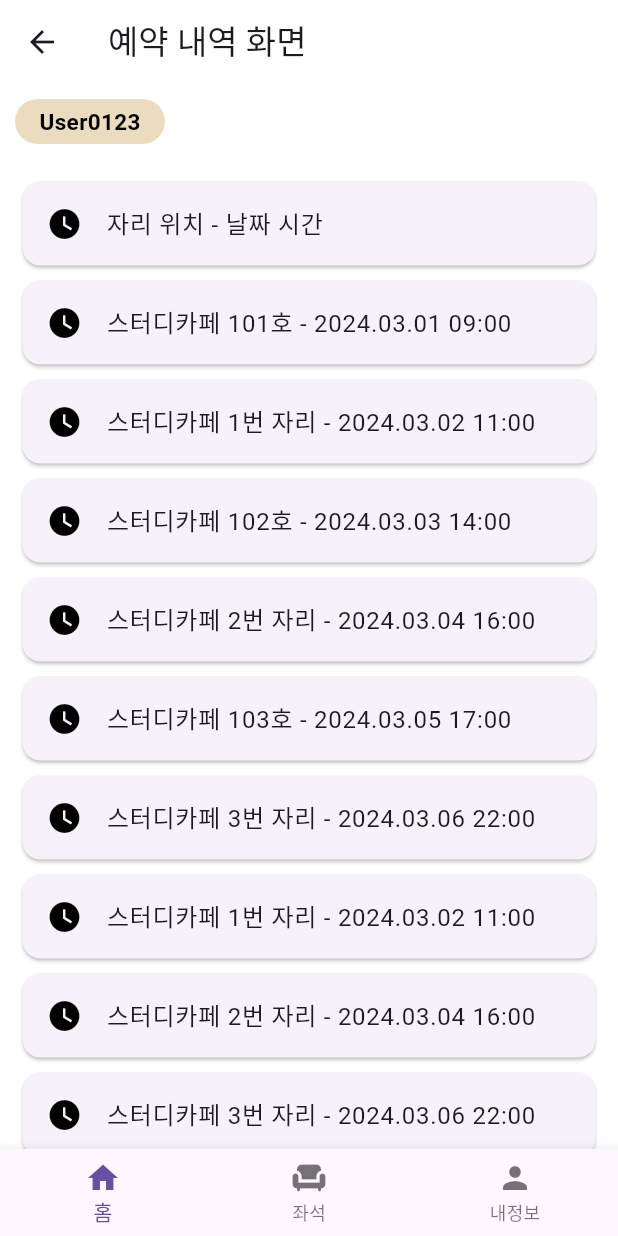
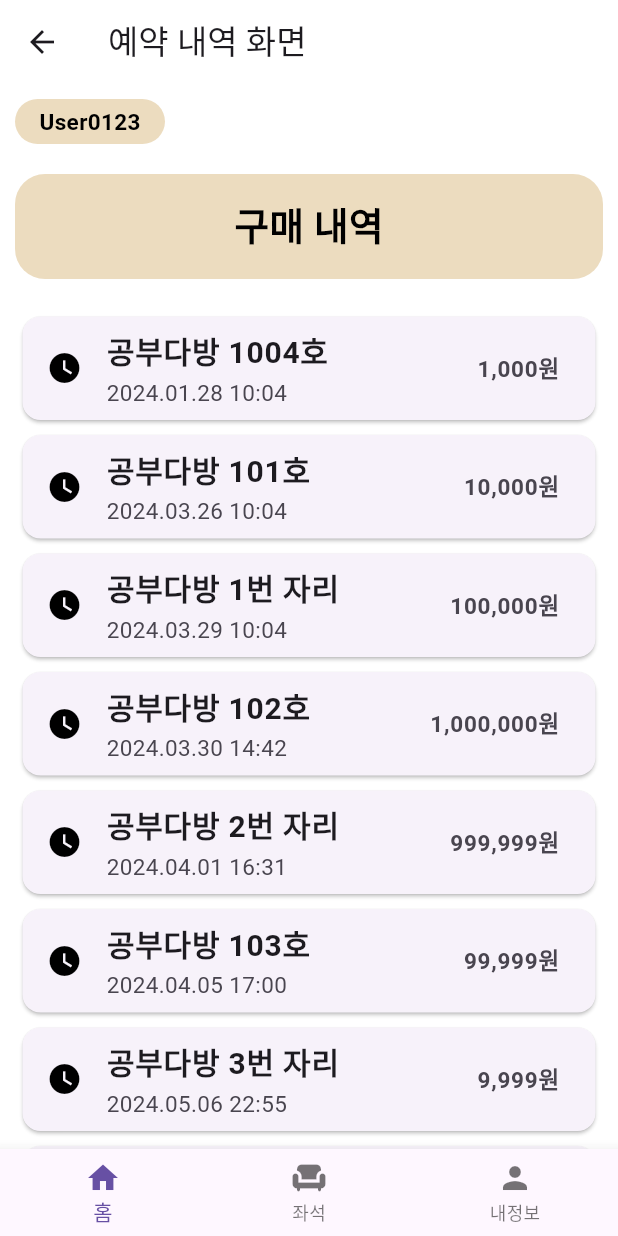
Before and after one commit to APP-iOS7/study_cafe-P6, a Flutter app: the ReservationhistoryScreen screen opened directly, on a phone screen of 412 x 824 dp. Run offline on Flutter 3.47's test engine with Material 3 defaults, Android fonts, the phone set to English and light mode, and no system bars; our stand-ins replace cloud_firestore, firebase_auth, firebase_core, get; accounts and stored records are empty.

Commit message:
구매 내역 리스트 뷰 추가 및 오류 수정 진행 중

```diff
--- a/study_cafe_p6/lib/Screen/reservationhistory_screen.dart
+++ b/study_cafe_p6/lib/Screen/reservationhistory_screen.dart
@@ -12,21 +12,57 @@ class ReservationhistoryScreen extends StatefulWidget {
 class _ReservationhistoryScreenState extends State<ReservationhistoryScreen> {
   int selectIndex = 0;
 
-  //예약 내역 (더미데이터)
-  final List<String> reservationData = [
-    '자리 위치 - 날짜 시간',
-    '스터디카페 101호 - 2024.03.01 09:00',
-    '스터디카페 1번 자리 - 2024.03.02 11:00',
-    '스터디카페 102호 - 2024.03.03 14:00',
-    '스터디카페 2번 자리 - 2024.03.04 16:00',
-    '스터디카페 103호 - 2024.03.05 17:00',
-    '스터디카페 3번 자리 - 2024.03.06 22:00',
-    '스터디카페 1번 자리 - 2024.03.02 11:00',
-    '스터디카페 2번 자리 - 2024.03.04 16:00',
-    '스터디카페 3번 자리 - 2024.03.06 22:00',
-    '스터디카페 1번 자리 - 2024.03.02 11:00',
-    '스터디카페 2번 자리 - 2024.03.04 16:00',
-    '스터디카페 3번 자리 - 2024.03.06 22:00',
+  /*
+  final String reservationId;
+  final String serviceName;       // 서비스 / 상품명
+  final int amount;               // 결제 금액
+  final String customerName;      // 예약자 이름
+  final String customerEmail;     // 예약자 이메일
+  final DateTime reservationDate; // 예약 날짜
+  final String additionalInfo;    // 추가 정보
+  */
+
+  //예약 내역 (테스트 데이터)
+  //자리
+  final List<String> testreservationData = [
+    '공부다방 1004호',
+    '공부다방 101호',
+    '공부다방 1번 자리',
+    '공부다방 102호',
+    '공부다방 2번 자리',
+    '공부다방 103호',
+    '공부다방 3번 자리',
+    '공부다방 11번 자리',
+    '공부다방 2번 자리',
+    '공부다방 6번 자리',
+  ];
+
+  //날짜, 시간
+  final List<String> testdateData = [
+    '2024.01.28 10:04',
+    '2024.03.26 10:04',
+    '2024.03.29 10:04',
+    '2024.03.30 14:42',
+    '2024.04.01 16:31',
+    '2024.04.05 17:00',
+    '2024.05.06 22:55',
+    '2024.06.02 11:01',
+    '2024.07.04 16:07',
+    '2024.12.06 22:16',
+  ];
+
+  //결제 금액
+  final List<String> testpayData = [
+    '1,000원',
+    '10,000원',
+    '100,000원',
+    '1,000,000원',
+    '999,999원',
+    '99,999원',
+    '9,999원',
+    '999원',
+    '99원',
+    '0원',
   ];
 
   void onTap(int index) {
@@ -60,7 +96,7 @@ class _ReservationhistoryScreenState extends State<ReservationhistoryScreen> {
               children: [
                 GestureDetector(
                   onTap: () {
-                    print("[D]비밀번호 변경");
+                    // print("[D]비밀번호 변경");
                     // Get.to(() => ReservationhistoryScreen());
                   },
                   child: Padding(
@@ -92,13 +128,43 @@ class _ReservationhistoryScreenState extends State<ReservationhistoryScreen> {
               ],
             ),
 
+            GestureDetector(
+              onTap: () {},
+              child: Padding(
+                padding: const EdgeInsets.only(
+                  top: 10,
+                  bottom: 10,
+                  left: 10,
+                  right: 10,
+                ),
+                child: Container(
+                  width: double.infinity,
+                  height: 70,
+                  alignment: Alignment.center,
+                  decoration: BoxDecoration(
+                    color: Color(0xFFECDCBF),
+                    borderRadius: BorderRadius.circular(20),
+                  ),
+
+                  child: Text(
+                    '구매 내역',
+                    style: TextStyle(
+                      color: Colors.black,
+                      fontSize: 25,
+                      fontWeight: FontWeight.bold,
+                    ),
+                  ),
+                ),
+              ),
+            ),
+
             SizedBox(height: 10),
 
             Expanded(
               child:
-                  reservationData.isNotEmpty
+                  testreservationData.isNotEmpty
                       ? ListView.builder(
-                        itemCount: reservationData.length,
+                        itemCount: testreservationData.length,
                         itemBuilder: (context, index) {
                           return Card(
                             margin: EdgeInsets.symmetric(
@@ -106,13 +172,31 @@ class _ReservationhistoryScreenState extends State<ReservationhistoryScreen> {
                               vertical: 5,
                             ),
                             child: ListTile(
+                              // tileColor: Color(0xA0ECDCBF),
                               leading: Icon(
                                 Icons.watch_later,
                                 color: Colors.black,
                               ),
-                              title: Text(reservationData[index]),
+                              title: Text(
+                                testreservationData[index],
+                                style: TextStyle(
+                                  fontSize: 20,
+                                  fontWeight: FontWeight.bold,
+                                ),
+                              ),
+                              subtitle: Text(
+                                testdateData[index],
+                                style: TextStyle(fontSize: 15),
+                              ),
+                              trailing: Text(
+                                testpayData[index],
+                                style: TextStyle(
+                                  fontSize: 15,
+                                  fontWeight: FontWeight.bold,
+                                ),
+                              ),
                               onTap: () {
-                                print("[D] ${reservationData[index]} 확인");
+                                print("[D] ${testreservationData[index]} 확인");
                               },
                             ),
                           );
--- a/study_cafe_p6/lib/main.dart
+++ b/study_cafe_p6/lib/main.dart
@@ -3,6 +3,7 @@ import 'package:firebase_core/firebase_core.dart';
 import 'package:flutter/material.dart';
 import 'package:get/get.dart';
 import 'package:study_cafe_p6/Screen/myInfo_screen.dart';
+import 'package:study_cafe_p6/Screen/reservationhistory_screen.dart';
 import 'package:study_cafe_p6/Screen/tabbar_screen.dart';
 import 'package:study_cafe_p6/Screen/reservation_screen.dart';
 import 'package:get/route_manager.dart';
@@ -34,7 +35,7 @@ class MyApp extends StatelessWidget {
             return ReservationScreen();
           }
           // return LoginScreen();
-          return LoginScreen();
+          return ReservationhistoryScreen();
         },
       ),
     );
```
